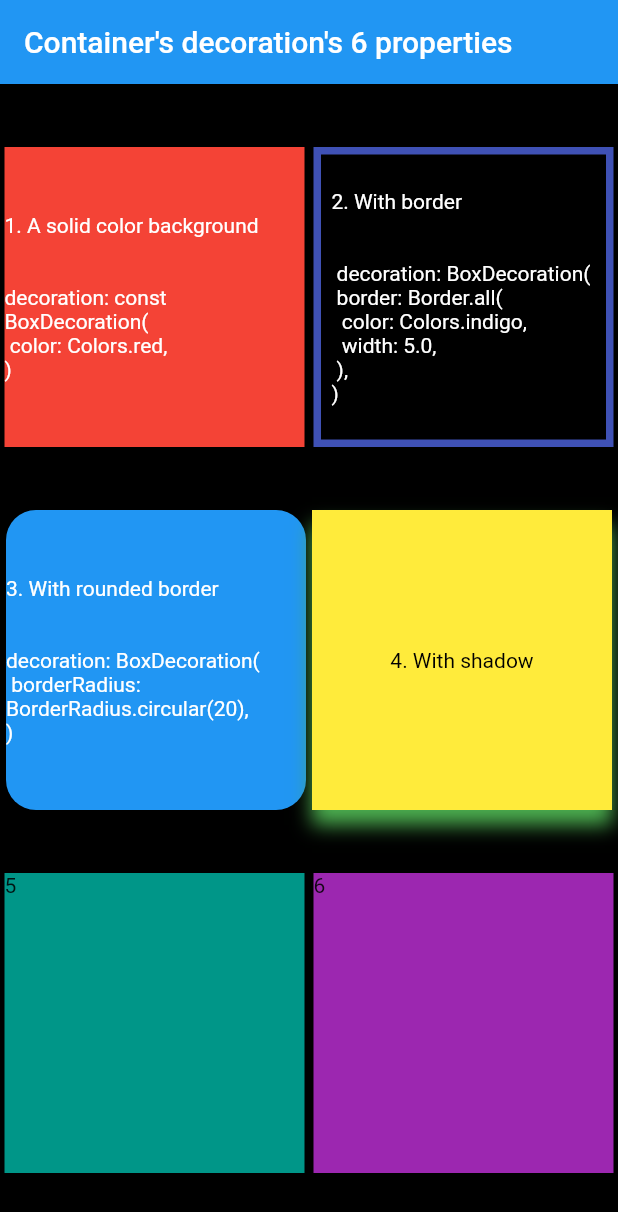
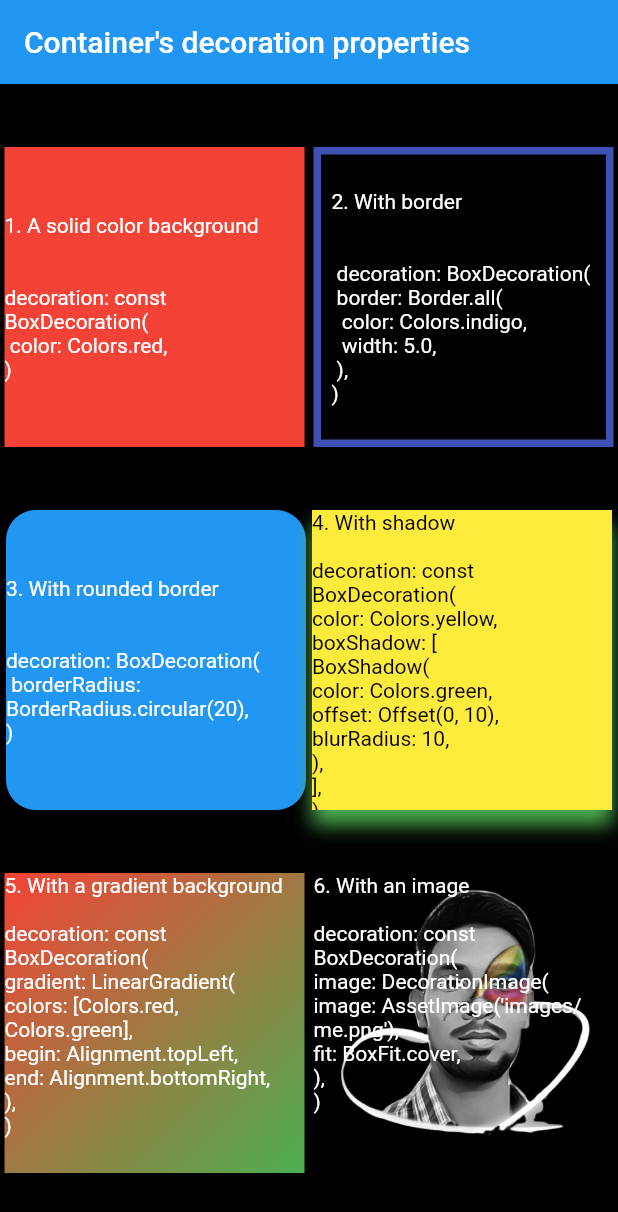
Before and after one commit to Rahullkumr/Flutter-Prac, a Flutter app: the screen it shows after launch, on a phone screen of 412 x 824 dp. Shown: the top 1212 px of the screen. Run offline on Flutter 3.47's test engine with Material 2 defaults, Android fonts, the phone set to English and light mode, and no system bars.

Commit message:
6 properties done

```diff
--- a/lib/main.dart
+++ b/lib/main.dart
@@ -11,7 +11,7 @@ class MyApp extends StatelessWidget {
       child: MaterialApp(
         home: Scaffold(
           appBar: AppBar(
-            title: const Text("Container's decoration's 6 properties"),
+            title: const Text("Container's decoration properties"),
           ),
           backgroundColor: Colors.black,
           body: Column(
@@ -88,7 +88,7 @@ class MyApp extends StatelessWidget {
                     ),
                     child: const Center(
                       child: Text(
-                        '4. With shadow',
+                        '4. With shadow\n\ndecoration: const BoxDecoration(\ncolor: Colors.yellow,\nboxShadow: [\nBoxShadow(\ncolor: Colors.green,\noffset: Offset(0, 10),\nblurRadius: 10,\n),\n],\n)',
                         style: TextStyle(color: Colors.black),
                       ),
                     ),
@@ -101,14 +101,33 @@ class MyApp extends StatelessWidget {
                   Container(
                     width: 200,
                     height: 200,
-                    color: Colors.teal,
-                    child: const Text('5'),
+                    decoration: const BoxDecoration(
+                      gradient: LinearGradient(
+                        colors: [Colors.red, Colors.green],
+                        begin: Alignment.topLeft,
+                        end: Alignment.bottomRight,
+                      ),
+                    ),
+                    child: const Text(
+                      '5. With a gradient background\n\ndecoration: const BoxDecoration(\ngradient: LinearGradient(\ncolors: [Colors.red, Colors.green],\nbegin: Alignment.topLeft,\nend: Alignment.bottomRight,\n),\n)',
+                      style: TextStyle(color: Colors.white),
+                    ),
                   ),
                   Container(
                     width: 200,
                     height: 200,
-                    color: Colors.purple,
-                    child: const Text('6'),
+                    decoration: const BoxDecoration(
+                      image: DecorationImage(
+                        image: AssetImage('images/me.png'),
+                        fit: BoxFit.cover,
+                      ),
+                    ),
+                    child: const Text(
+                      "6. With an image\n\ndecoration: const BoxDecoration(\nimage: DecorationImage(\nimage: AssetImage('images/me.png'),\nfit: BoxFit.cover,\n),\n)",
+                      style: TextStyle(
+                        color: Colors.white,
+                      ),
+                    ),
                   ),
                 ],
               ),
```
